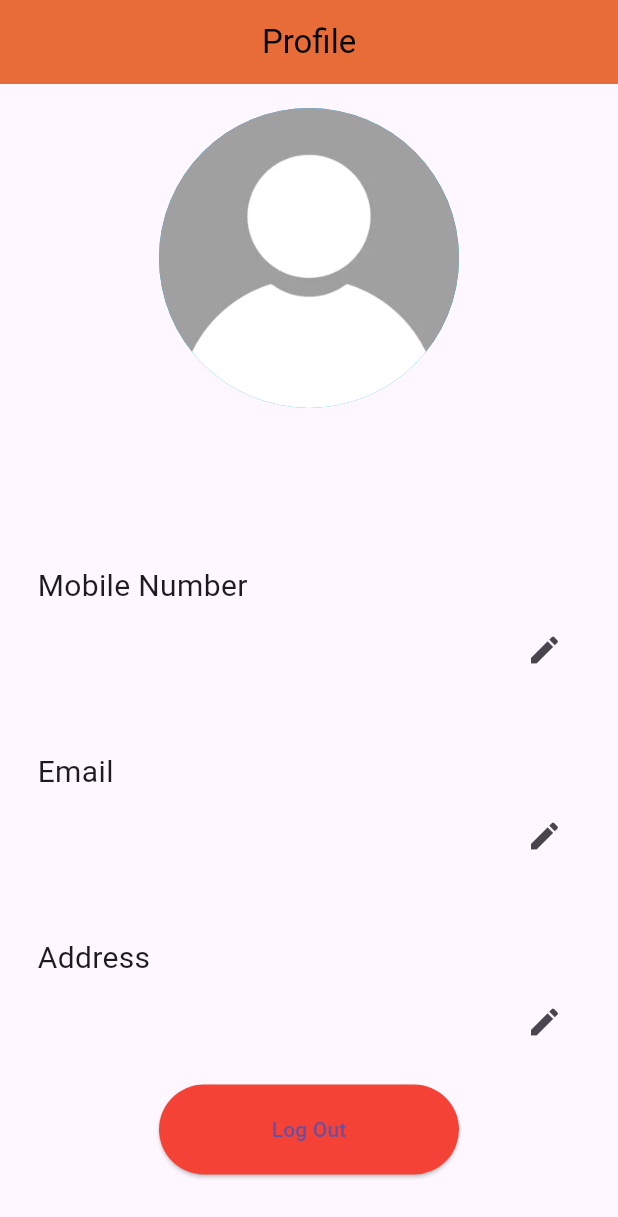
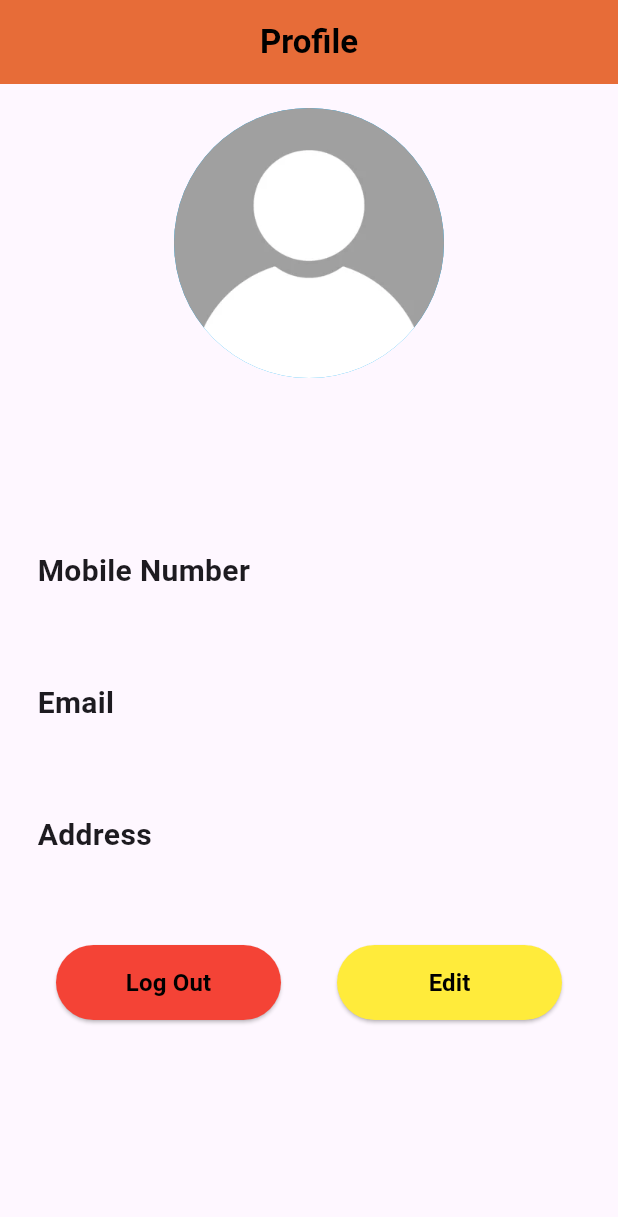
Before and after one commit to YamamaAbuLiel/Food-delivery-Mobile, a Flutter app: the ProfileScreen screen opened directly, on a phone screen of 412 x 824 dp. Shown: the top 1217 px of the screen. Run offline on Flutter 3.47's test engine with Material 3 defaults, Android fonts, the phone set to English and light mode, and no system bars; our stand-ins replace cloud_firestore, firebase_auth, firebase_core, gap; accounts and stored records are empty.

Commit message:
Tried responsive design & create the UI of Edit profile & use custom widgit

```diff
--- a/lib/Pages/profile_screen.dart
+++ b/lib/Pages/profile_screen.dart
@@ -1,8 +1,9 @@
 import 'package:flutter/material.dart';
 import 'package:provider/provider.dart';
 import 'package:untitled/Models/user.dart';
+import 'package:untitled/Pages/edit_customer_profile.dart';
 import 'package:untitled/provider/userprovider.dart';
-import '../data_desing.dart';
+import '../Widgets/data_desing.dart';
 
 class ProfileScreen extends StatefulWidget {
   const ProfileScreen({super.key});
@@ -29,7 +30,7 @@ class _ProfileScreenState extends State<ProfileScreen> {
             centerTitle: true,
             title: const Text(
               "Profile",
-              style: TextStyle(color: Colors.black),
+              style: TextStyle(color: Colors.black ,fontWeight: FontWeight.bold),
             ),
           ),
           Padding(
@@ -38,8 +39,8 @@ class _ProfileScreenState extends State<ProfileScreen> {
               mainAxisAlignment: MainAxisAlignment.center,
               children: [
                 Container(
-                  height: 200,
-                  width: 200,
+                  height: 180,
+                  width: 180,
                   decoration: const BoxDecoration(
                     shape: BoxShape.circle,
                     color: Colors.lightBlue,
@@ -48,8 +49,8 @@ class _ProfileScreenState extends State<ProfileScreen> {
                     child: Image.asset(
                       'assets/images/user-image-default.webp',
                       fit: BoxFit.cover,
-                      width: 200,
-                      height: 200,
+                      width: 120,
+                      height: 120,
                     ),
                   ),
                 ),
@@ -63,7 +64,7 @@ class _ProfileScreenState extends State<ProfileScreen> {
                 Text(
                   userModel.userName,
                   style: TextStyle(
-                    fontSize: 20,
+                    fontSize: 24,
                     fontWeight: FontWeight.bold,
                   ),
                 ),
@@ -73,22 +74,24 @@ class _ProfileScreenState extends State<ProfileScreen> {
            DataDesign("Mobile Number", userModel.userPhone),
            DataDesign("Email", userModel.userEmail),
            DataDesign("Address", userModel.userAddress),
-          Center(
-            child: SizedBox(
-              width: 200,
-              height: 60,
-              child: ElevatedButton(
-                style: ButtonStyle(
-                  backgroundColor: MaterialStateProperty.all<Color>(Colors.red),
-                ),
-                onPressed: () {
-                  // Add your button logic here
-                },
-                child: const Text("Log Out"),
-              ),
+
+          Padding(
+            padding: const EdgeInsets.only(top:30.0),
+            child: Row(
+              mainAxisAlignment:MainAxisAlignment.spaceEvenly,
+
+              children: [
+
+
+                SizedBox( width:150, height: 50,    child: ElevatedButton(onPressed: (){}, child: Text("Log Out",style: TextStyle(color: Colors.black , fontSize: 16,fontWeight: FontWeight.bold)) ,style:ButtonStyle(backgroundColor: MaterialStateProperty.all<Color>(Colors.red),))),
+                SizedBox( width:150, height: 50,    child: ElevatedButton(onPressed: (){Navigator.push(context, MaterialPageRoute(builder: (context)=>EditCustmerProfile()));}, child: Text("Edit",style: TextStyle(color: Colors.black , fontSize: 16,fontWeight: FontWeight.bold)) ,style:ButtonStyle(backgroundColor: MaterialStateProperty.all<Color>(Colors.yellow)))),
+
+
+              ],
             ),
-          ),
-        ], // Add this comma to fix the issue
+          )
+
+        ],
       ),
     );
   }
--- a/lib/data_desing.dart
+++ b/lib/Widgets/data_desing.dart
@@ -3,13 +3,12 @@ import 'package:flutter/material.dart';
 class DataDesign extends StatelessWidget {
   final String _titel;
   final String _value;
-  static const IconData _fixedIcon = Icons.edit;
   const DataDesign(this._titel, this._value, {super.key});
 
   @override
   Widget build(BuildContext context) {
     return Padding(
-      padding: const EdgeInsets.all(25.0),
+      padding: const EdgeInsets.only(top:30.0 ,left:25.0 ),
       child: Row(
         crossAxisAlignment: CrossAxisAlignment.start,
         mainAxisAlignment: MainAxisAlignment.spaceBetween,
@@ -21,9 +20,9 @@ class DataDesign extends StatelessWidget {
                 _titel,
                 style: const TextStyle(
                   fontSize: 20,
+                  fontWeight: FontWeight.bold,
                 ),
               ),
-              const SizedBox(height: 16),
               Text(
                 _value,
                 style: const TextStyle(
@@ -32,11 +31,7 @@ class DataDesign extends StatelessWidget {
               ),
             ],
           ),
-          IconButton(
-            padding: const EdgeInsets.only(top: 45.0),
-            icon: const Icon(_fixedIcon),
-            onPressed: () {},
-          ),
+
         ],
       ),
     );
```
Also changed, not shown: lib/Pages/edit_customer_profile.dart (added, +91 -0 lines), lib/Pages/responsive_profile_screen.dart (added, +129 -0 lines), lib/Widgets/custom_text_field_widget.dart (added, +40 -0 lines).
